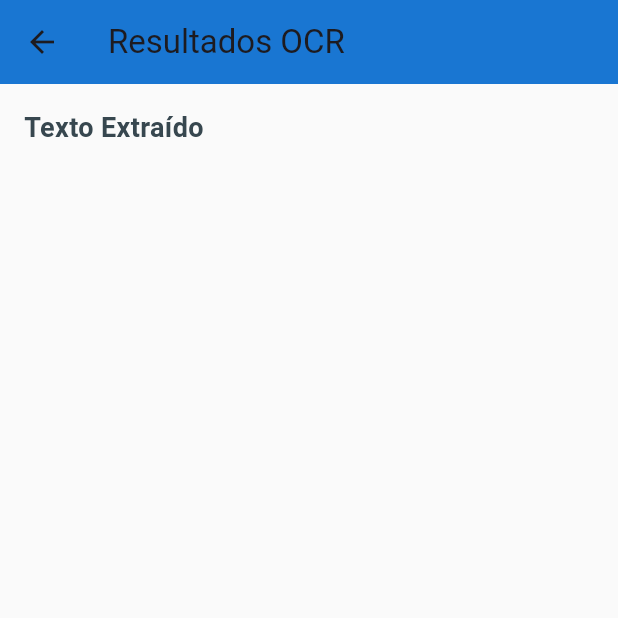
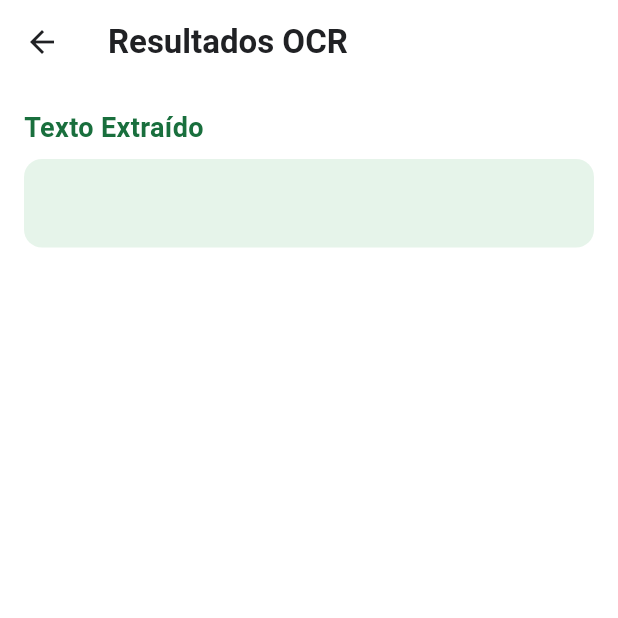
Before and after one commit to jeffersonmejia/practicas-flutter, a Flutter app: the ResultScreen screen opened directly with empty values, on a phone screen of 412 x 824 dp, the top half of it. Run offline on Flutter 3.47's test engine with Material 3 defaults, Android fonts, the light colour scheme and no system bars; our stand-ins replace file_picker, flutter_blue_plus, flutter_spinkit; missing offline and left inert: google_mlkit_text_recognition, pdfx.

Commit message:
style: update colors on results

```diff
--- a/02_reconocimiento_ocr/lib/screens/result_screen.dart
+++ b/02_reconocimiento_ocr/lib/screens/result_screen.dart
@@ -13,10 +13,17 @@ class ResultScreen extends StatelessWidget {
 
   @override
   Widget build(BuildContext context) {
+    final Color bgSoft = Colors.white; // Fondo limpio
+    final Color textSoft = const Color(0xFF202124); // Texto principal
+    final Color boxBg = const Color(0xFFE6F4EA); // Caja verde suave tipo Google Account
+    final Color titleColor = const Color(0xFF196F3D); // Títulos verdes oscuros suaves
+
     return Scaffold(
+      backgroundColor: bgSoft,
       appBar: AppBar(
-        title: const Text('Resultados OCR'),
-        backgroundColor: Colors.blue.shade700,
+        title: const Text('Resultados OCR', style: TextStyle(fontWeight: FontWeight.w600)),
+        backgroundColor: bgSoft,
+        foregroundColor: textSoft,
         elevation: 0,
       ),
       body: SingleChildScrollView(
@@ -28,37 +35,46 @@ class ResultScreen extends StatelessWidget {
               'Texto Extraído',
               style: TextStyle(
                 fontSize: 18,
-                fontWeight: FontWeight.bold,
-                color: Colors.blueGrey.shade800,
+                fontWeight: FontWeight.w600,
+                color: titleColor,
               ),
             ),
             const SizedBox(height: 8),
-            SelectableText(
-              extractedText,
-              style: const TextStyle(fontSize: 16, color: Colors.black87),
+            Container(
+              width: double.infinity,
+              padding: const EdgeInsets.all(16),
+              decoration: BoxDecoration(
+                color: boxBg,
+                borderRadius: BorderRadius.circular(12),
+              ),
+              child: SelectableText(
+                extractedText,
+                style: TextStyle(
+                  fontSize: 16,
+                  color: textSoft,
+                ),
+              ),
             ),
-            const SizedBox(height: 20),
+            const SizedBox(height: 24),
             if (extractedImages != null && extractedImages!.isNotEmpty) ...[
               Text(
                 'Imágenes',
                 style: TextStyle(
                   fontSize: 18,
-                  fontWeight: FontWeight.bold,
-                  color: Colors.blueGrey.shade800,
+                  fontWeight: FontWeight.w600,
+                  color: titleColor,
                 ),
               ),
               const SizedBox(height: 8),
               ...extractedImages!.map(
-                (file) => Card(
-                  elevation: 3,
+                (file) => Container(
                   margin: const EdgeInsets.symmetric(vertical: 8),
-                  shape: RoundedRectangleBorder(
+                  decoration: BoxDecoration(
                     borderRadius: BorderRadius.circular(12),
+                    color: Colors.white,
                   ),
-                  child: ClipRRect(
-                    borderRadius: BorderRadius.circular(12),
-                    child: Image.file(file),
-                  ),
+                  clipBehavior: Clip.hardEdge,
+                  child: Image.file(file),
                 ),
               ),
             ],
```
